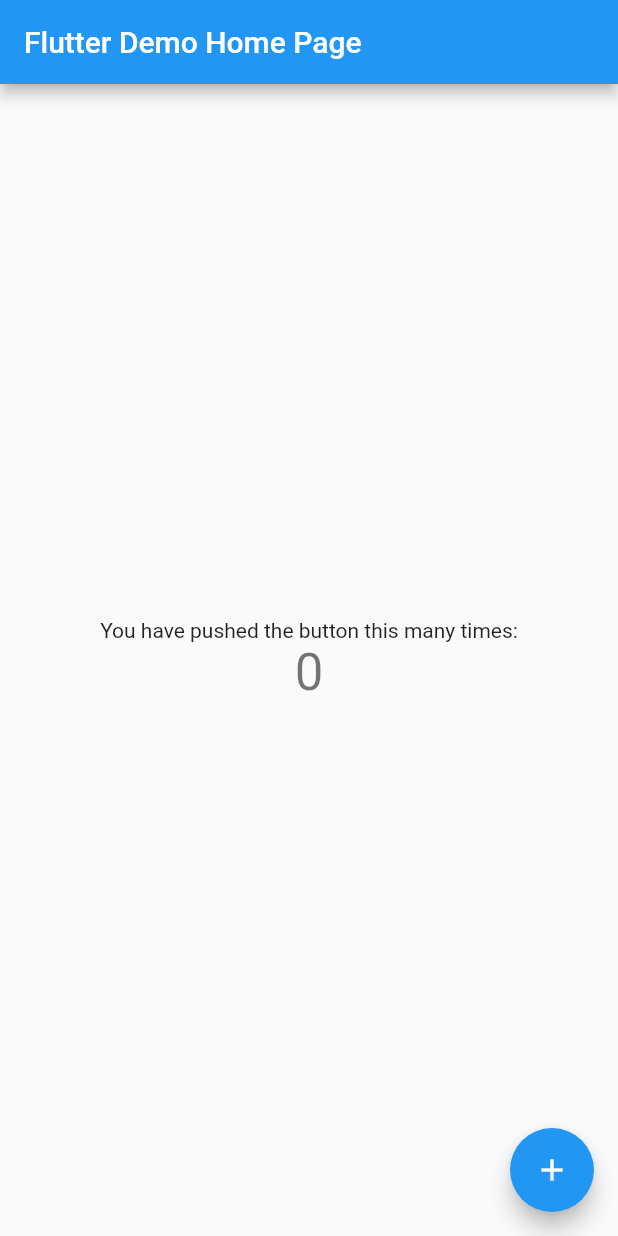
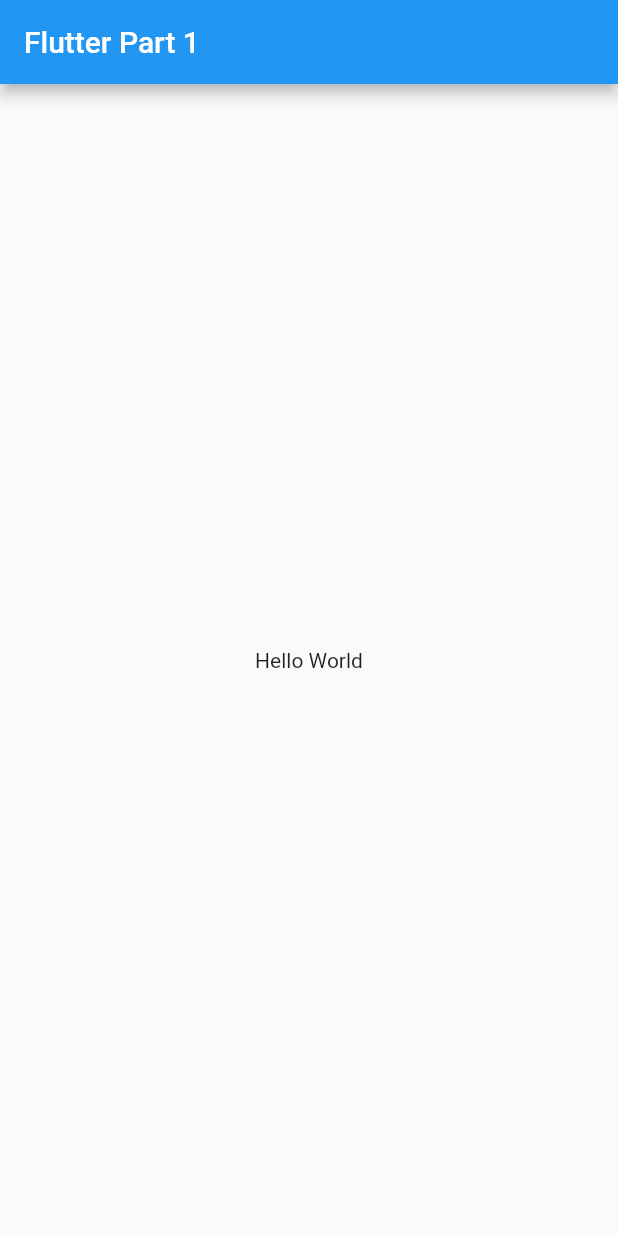
Before and after one commit to munsra/first_flutter_app_01, a Flutter app: the screen it shows after launch, on a phone screen of 412 x 824 dp. Run offline on Flutter 3.47's test engine with Material 2 defaults, Android fonts, the phone set to English and light mode, and no system bars.

Commit message:
Initial empty app

```diff
--- a/lib/main.dart
+++ b/lib/main.dart
@@ -7,40 +7,20 @@ void main() {
 class MyApp extends StatelessWidget {
   const MyApp({super.key});
 
-  // This widget is the root of your application.
   @override
   Widget build(BuildContext context) {
     return MaterialApp(
-      title: 'Flutter Demo',
+      title: 'Flutter Part 1',
       theme: ThemeData(
-        // This is the theme of your application.
-        //
-        // Try running your application with "flutter run". You'll see the
-        // application has a blue toolbar. Then, without quitting the app, try
-        // changing the primarySwatch below to Colors.green and then invoke
-        // "hot reload" (press "r" in the console where you ran "flutter run",
-        // or simply save your changes to "hot reload" in a Flutter IDE).
-        // Notice that the counter didn't reset back to zero; the application
-        // is not restarted.
         primarySwatch: Colors.blue,
       ),
-      home: const MyHomePage(title: 'Flutter Demo Home Page'),
+      home: const MyHomePage(title: 'Flutter Part 1'),
     );
   }
 }
 
 class MyHomePage extends StatefulWidget {
   const MyHomePage({super.key, required this.title});
-
-  // This widget is the home page of your application. It is stateful, meaning
-  // that it has a State object (defined below) that contains fields that affect
-  // how it looks.
-
-  // This class is the configuration for the state. It holds the values (in this
-  // case the title) provided by the parent (in this case the App widget) and
-  // used by the build method of the State. Fields in a Widget subclass are
-  // always marked "final".
-
   final String title;
 
   @override
@@ -48,68 +28,15 @@ class MyHomePage extends StatefulWidget {
 }
 
 class _MyHomePageState extends State<MyHomePage> {
-  int _counter = 0;
-
-  void _incrementCounter() {
-    setState(() {
-      // This call to setState tells the Flutter framework that something has
-      // changed in this State, which causes it to rerun the build method below
-      // so that the display can reflect the updated values. If we changed
-      // _counter without calling setState(), then the build method would not be
-      // called again, and so nothing would appear to happen.
-      _counter++;
-    });
-  }
-
   @override
   Widget build(BuildContext context) {
-    // This method is rerun every time setState is called, for instance as done
-    // by the _incrementCounter method above.
-    //
-    // The Flutter framework has been optimized to make rerunning build methods
-    // fast, so that you can just rebuild anything that needs updating rather
-    // than having to individually change instances of widgets.
     return Scaffold(
       appBar: AppBar(
-        // Here we take the value from the MyHomePage object that was created by
-        // the App.build method, and use it to set our appbar title.
         title: Text(widget.title),
       ),
-      body: Center(
-        // Center is a layout widget. It takes a single child and positions it
-        // in the middle of the parent.
-        child: Column(
-          // Column is also a layout widget. It takes a list of children and
-          // arranges them vertically. By default, it sizes itself to fit its
-          // children horizontally, and tries to be as tall as its parent.
-          //
-          // Invoke "debug painting" (press "p" in the console, choose the
-          // "Toggle Debug Paint" action from the Flutter Inspector in Android
-          // Studio, or the "Toggle Debug Paint" command in Visual Studio Code)
-          // to see the wireframe for each widget.
-          //
-          // Column has various properties to control how it sizes itself and
-          // how it positions its children. Here we use mainAxisAlignment to
-          // center the children vertically; the main axis here is the vertical
-          // axis because Columns are vertical (the cross axis would be
-          // horizontal).
-          mainAxisAlignment: MainAxisAlignment.center,
-          children: <Widget>[
-            const Text(
-              'You have pushed the button this many times:',
-            ),
-            Text(
-              '$_counter',
-              style: Theme.of(context).textTheme.headline4,
-            ),
-          ],
-        ),
+      body: const Center(
+        child: Text("Hello World"),
       ),
-      floatingActionButton: FloatingActionButton(
-        onPressed: _incrementCounter,
-        tooltip: 'Increment',
-        child: const Icon(Icons.add),
-      ), // This trailing comma makes auto-formatting nicer for build methods.
     );
   }
 }
```
